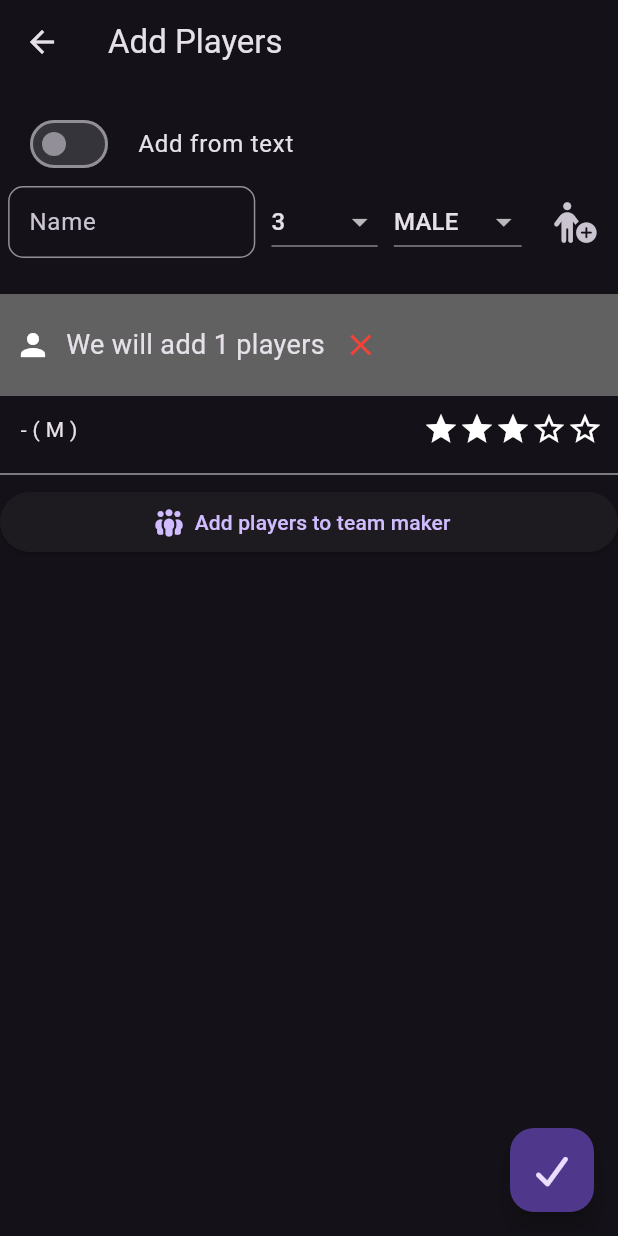
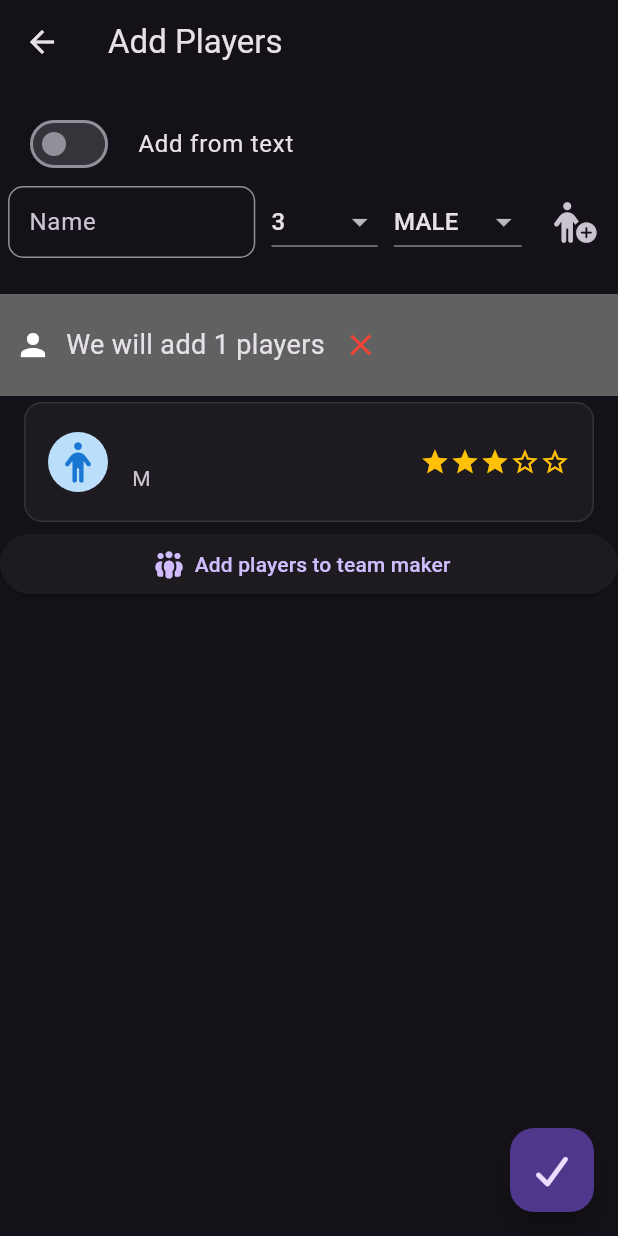
Before and after one commit to zmsp/teammaker, a Flutter app: the AddPlayersScreen screen opened directly, after a tap on an icon or button, on a phone screen of 412 x 824 dp. Run offline on Flutter 3.47's test engine with Material 3 defaults, Android fonts, the phone set to English and light mode, and no system bars; our stand-ins replace font_awesome_flutter, video_player; missing offline and left inert: pluto_grid, pluto_grid_export.

Commit message:
feat: Revamp player widget UI with cards and icons, and add PlutoGrid header controls for row management and editing.

```diff
--- a/lib/widget/player.dart
+++ b/lib/widget/player.dart
@@ -1,4 +1,5 @@
 import 'package:flutter/material.dart';
+import 'package:font_awesome_flutter/font_awesome_flutter.dart';
 import 'package:teammaker/model/player_model.dart';
 
 class PlayerWidget extends StatelessWidget {
@@ -8,32 +9,53 @@ class PlayerWidget extends StatelessWidget {
 
   @override
   Widget build(BuildContext context) {
-    return Column(
-      children: <Widget>[
-        Padding(
-          padding: EdgeInsets.all(10.0),
-          child: Row(
-            mainAxisAlignment: MainAxisAlignment.spaceBetween,
-            children: <Widget>[
-              Expanded(
-                child: Text(
-                  '${player.name} - ( ${player.getGenderString()} )' )
-                ),
+    // Hide the placeholder empty player
+    if (player.name == "None" && player.level == 0)
+      return const SizedBox.shrink();
 
-              Row(
-                  mainAxisSize: MainAxisSize.min,
-                  children: List.generate(5, (index) {
-                    return Icon(
-                      index < player.level ? Icons.star : Icons.star_border,
-                    );
-                  })),
-            ],
+    return Card(
+      elevation: 0,
+      margin: const EdgeInsets.symmetric(horizontal: 16.0, vertical: 4.0),
+      shape: RoundedRectangleBorder(
+        side:
+            BorderSide(color: Theme.of(context).dividerColor.withOpacity(0.2)),
+        borderRadius: BorderRadius.circular(12.0),
+      ),
+      child: ListTile(
+        contentPadding:
+            const EdgeInsets.symmetric(horizontal: 16.0, vertical: 4.0),
+        leading: CircleAvatar(
+          backgroundColor: player.getGenderString().toUpperCase() == "FEMALE" ||
+                  player.getGenderString().toUpperCase() == "F"
+              ? Colors.pink.shade100
+              : Colors.blue.shade100,
+          child: FaIcon(
+            player.getGenderString().toUpperCase() == "FEMALE" ||
+                    player.getGenderString().toUpperCase() == "F"
+                ? FontAwesomeIcons.personDress
+                : FontAwesomeIcons.person,
+            color: player.getGenderString().toUpperCase() == "FEMALE" ||
+                    player.getGenderString().toUpperCase() == "F"
+                ? Colors.pink.shade700
+                : Colors.blue.shade700,
           ),
         ),
-        Divider(
-          color: Colors.grey,
-        )
-      ],
+        title: Text(
+          player.name,
+          style: const TextStyle(fontWeight: FontWeight.bold),
+        ),
+        subtitle: Text(player.getGenderString()),
+        trailing: Row(
+          mainAxisSize: MainAxisSize.min,
+          children: List.generate(5, (index) {
+            return Icon(
+              index < player.level ? Icons.star : Icons.star_border,
+              color: Colors.amber,
+              size: 20,
+            );
+          }),
+        ),
+      ),
     );
   }
 }
```
Also changed, not shown: lib/home_screen.dart (+62 -0 lines), 1 other file.
